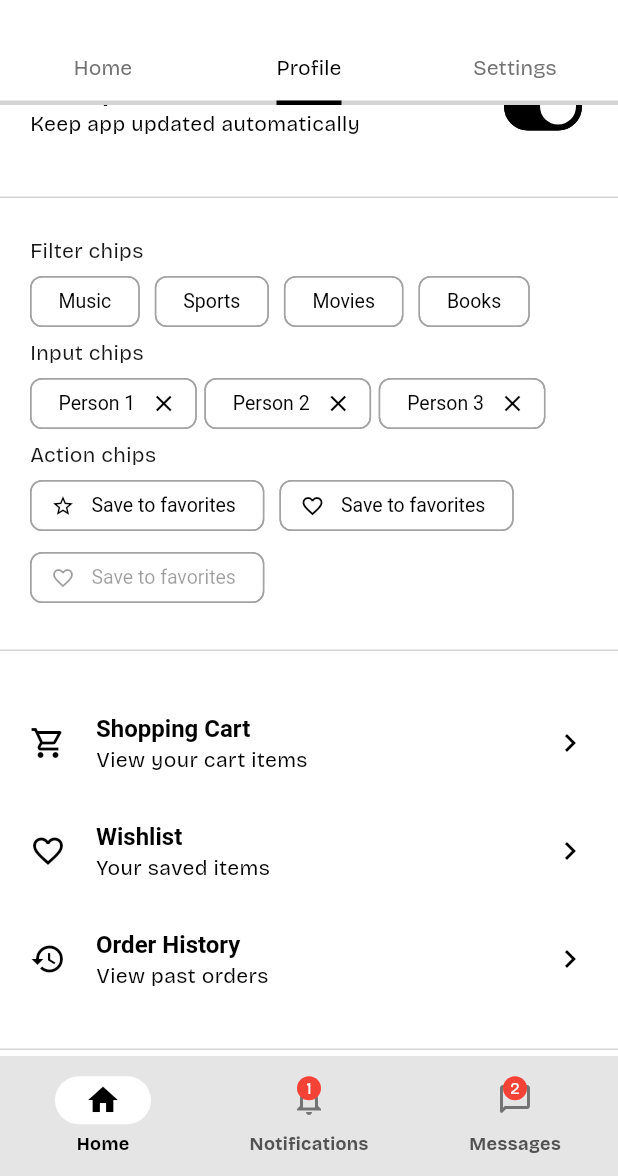
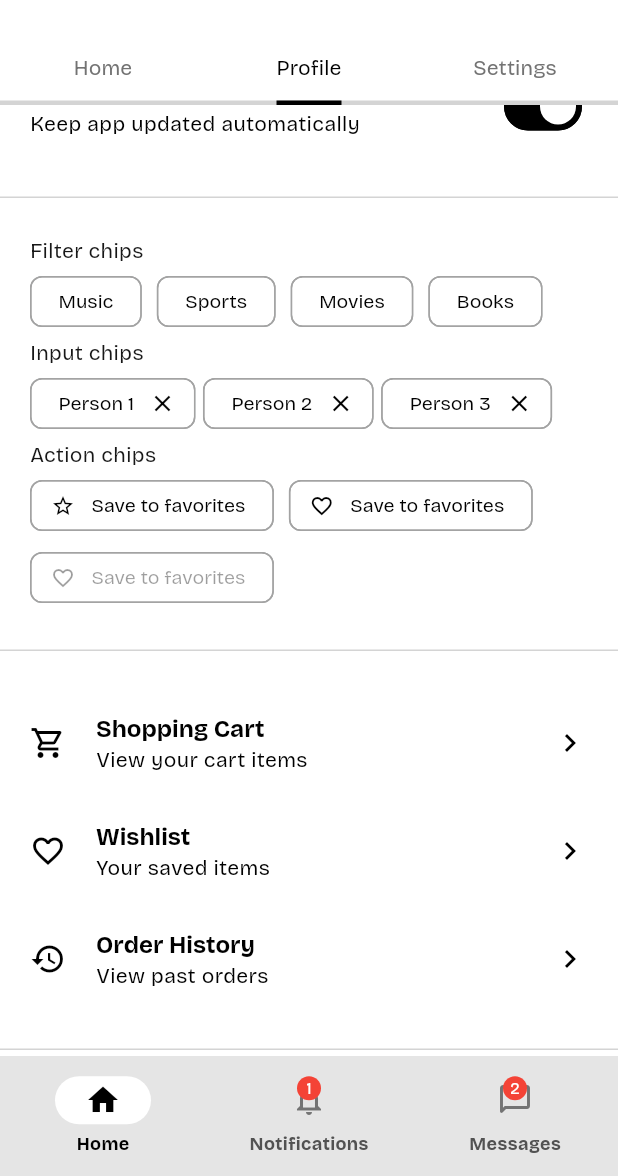
Before and after one commit to carllosnc/fabric, a Flutter app: the screen it shows after launch, scrolled down 1152 dp, on a phone screen of 412 x 824 dp, the part 60-1236 px from its top. Run offline on Flutter 3.47's test engine with Material 3 defaults, Android fonts, the phone set to English and light mode, and no system bars; project files that could hold a hidden picture were left out.

Commit message:
Refactor text styles in dark and light themes to include font family parameter

```diff
--- a/lib/dark_theme.dart
+++ b/lib/dark_theme.dart
@@ -33,21 +33,21 @@ neutralDarkTheme({
     /*--- TEXT ---*/
 
     textTheme: TextTheme(
-      displayLarge: TextStyle(color: neutralColor.shade100),
-      displayMedium: TextStyle(color: neutralColor.shade100),
-      displaySmall: TextStyle(color: neutralColor.shade100),
-      headlineLarge: TextStyle(color: neutralColor.shade100),
-      headlineMedium: TextStyle(color: neutralColor.shade100),
-      headlineSmall: TextStyle(color: neutralColor.shade100),
-      titleLarge: TextStyle(color: neutralColor.shade100),
-      titleMedium: TextStyle(color: neutralColor.shade100),
-      titleSmall: TextStyle(color: neutralColor.shade100),
-      bodyLarge: TextStyle(color: neutralColor.shade100),
-      bodyMedium: TextStyle(color: neutralColor.shade100),
-      labelLarge: TextStyle(color: neutralColor.shade100),
-      bodySmall: TextStyle(color: neutralColor.shade100),
-      labelMedium: TextStyle(color: neutralColor.shade100),
-      labelSmall: TextStyle(color: neutralColor.shade100),
+      displayLarge: TextStyle(color: neutralColor.shade100, fontFamily: fontFamily),
+      displayMedium: TextStyle(color: neutralColor.shade100, fontFamily: fontFamily),
+      displaySmall: TextStyle(color: neutralColor.shade100, fontFamily: fontFamily),
+      headlineLarge: TextStyle(color: neutralColor.shade100, fontFamily: fontFamily),
+      headlineMedium: TextStyle(color: neutralColor.shade100, fontFamily: fontFamily),
+      headlineSmall: TextStyle(color: neutralColor.shade100, fontFamily: fontFamily),
+      titleLarge: TextStyle(color: neutralColor.shade100, fontFamily: fontFamily),
+      titleMedium: TextStyle(color: neutralColor.shade100, fontFamily: fontFamily),
+      titleSmall: TextStyle(color: neutralColor.shade100, fontFamily: fontFamily),
+      bodyLarge: TextStyle(color: neutralColor.shade100, fontFamily: fontFamily),
+      bodyMedium: TextStyle(color: neutralColor.shade100, fontFamily: fontFamily),
+      labelLarge: TextStyle(color: neutralColor.shade100, fontFamily: fontFamily),
+      bodySmall: TextStyle(color: neutralColor.shade100, fontFamily: fontFamily),
+      labelMedium: TextStyle(color: neutralColor.shade100, fontFamily: fontFamily),
+      labelSmall: TextStyle(color: neutralColor.shade100, fontFamily: fontFamily),
     ),
 
     /*--- ELEVATED BUTTON ---*/
@@ -209,7 +209,8 @@ neutralDarkTheme({
         horizontal: 20,
         vertical: 0,
       ),
-      titleTextStyle: const TextStyle(
+      titleTextStyle: TextStyle(
+        fontFamily: fontFamily,
         fontWeight: FontWeight.bold,
         fontSize: 16,
       ),
@@ -252,13 +253,9 @@ neutralDarkTheme({
       ),
       elevation: 0,
       secondarySelectedColor: Colors.grey.shade800,
-      secondaryLabelStyle: const TextStyle(
-        fontSize: 13,
-        fontWeight: FontWeight.bold,
-        color: Colors.white,
-      ),
       selectedColor: Colors.grey.shade800,
-      labelStyle: const TextStyle(
+      labelStyle: TextStyle(
+        fontFamily: fontFamily,
         fontSize: 13,
         color: Colors.white,
       ),
@@ -267,7 +264,10 @@ neutralDarkTheme({
     /*--- TOOLTIP ---*/
 
     tooltipTheme: TooltipThemeData(
-      textStyle: TextStyle(color: neutralColor.shade900),
+      textStyle: TextStyle(
+        fontFamily: fontFamily,
+        color: Colors.black,
+      ),
       decoration: BoxDecoration(
         color: Colors.grey.shade300,
         borderRadius: BorderRadius.circular(6),
@@ -280,13 +280,15 @@ neutralDarkTheme({
       color: Colors.grey.shade800,
       elevation: 0,
       labelTextStyle: WidgetStateProperty.all(
-        const TextStyle(
+        TextStyle(
+          fontFamily: fontFamily,
           fontWeight: FontWeight.bold,
           color: Colors.white,
           fontSize: 14,
         ),
       ),
       textStyle: TextStyle(
+        fontFamily: fontFamily,
         fontWeight: FontWeight.bold,
         color: neutralColor.shade900,
         fontSize: 16,
@@ -334,10 +336,10 @@ neutralDarkTheme({
 
     inputDecorationTheme: InputDecorationTheme(
       /* Label and hint */
-      labelStyle: TextStyle(color: Colors.white),
-      hintStyle: TextStyle(color: neutralColor.shade500),
-      errorStyle: TextStyle(color: Colors.red.shade200),
-      helperStyle: TextStyle(color: neutralColor.shade600),
+      labelStyle: TextStyle(color: Colors.white, fontFamily: fontFamily),
+      hintStyle: TextStyle(color: neutralColor.shade500, fontFamily: fontFamily),
+      errorStyle: TextStyle(color: Colors.red.shade200, fontFamily: fontFamily),
+      helperStyle: TextStyle(color: neutralColor.shade600, fontFamily: fontFamily),
 
       /* padding */
       contentPadding: const EdgeInsets.symmetric(horizontal: 20, vertical: 10),
@@ -379,12 +381,14 @@ neutralDarkTheme({
       barrierColor: neutralColor.shade600.withValues(alpha: 0.7),
       surfaceTintColor: neutralColor.shade900,
       elevation: 0,
-      titleTextStyle: const TextStyle(
+      titleTextStyle: TextStyle(
+        fontFamily: fontFamily,
         fontWeight: FontWeight.bold,
         color: Colors.white,
         fontSize: 16,
       ),
       contentTextStyle: TextStyle(
+        fontFamily: fontFamily,
         fontWeight: FontWeight.normal,
         color: neutralColor.shade400,
         fontSize: 16,
@@ -405,7 +409,8 @@ neutralDarkTheme({
       unselectedItemColor: neutralColor.shade500,
       showUnselectedLabels: true,
       showSelectedLabels: true,
-      selectedLabelStyle: const TextStyle(
+      selectedLabelStyle: TextStyle(
+        fontFamily: fontFamily,
         color: Colors.white,
         fontWeight: FontWeight.bold,
       ),
@@ -413,6 +418,7 @@ neutralDarkTheme({
         color: Colors.white,
       ),
       unselectedLabelStyle: TextStyle(
+        fontFamily: fontFamily,
         color: neutralColor.shade500,
       ),
       unselectedIconTheme: IconThemeData(
@@ -439,7 +445,8 @@ neutralDarkTheme({
 
     sliderTheme: SliderThemeData(
       valueIndicatorColor: Colors.white,
-      valueIndicatorTextStyle: const TextStyle(
+      valueIndicatorTextStyle: TextStyle(
+        fontFamily: fontFamily,
         fontWeight: FontWeight.bold,
         color: Colors.black,
         fontSize: 12,
@@ -597,16 +604,19 @@ neutralDarkTheme({
       headerBackgroundColor: Colors.black,
       headerForegroundColor: Colors.white,
       headerHeadlineStyle: TextStyle(
+        fontFamily: fontFamily,
         foreground: Paint()..color = Colors.white,
         fontSize: 20,
         fontWeight: FontWeight.bold,
       ),
       headerHelpStyle: TextStyle(
+        fontFamily: fontFamily,
         color: Colors.white,
       ),
       rangePickerBackgroundColor: Colors.black,
       rangePickerSurfaceTintColor: Colors.black,
       rangePickerHeaderHeadlineStyle: TextStyle(
+        fontFamily: fontFamily,
         foreground: Paint()..color = Colors.white,
         fontSize: 20,
         fontWeight: FontWeight.bold,
@@ -634,12 +644,13 @@ neutralDarkTheme({
         return Colors.white;
       }),
       weekdayStyle: TextStyle(
+        fontFamily: fontFamily,
         fontWeight: FontWeight.bold,
         color: Colors.white,
       ),
     ),
 
-    /*--- SEGMENTEDBUTTON ---*/
+    /*--- SEGMENTED BUTTON ---*/
 
     segmentedButtonTheme: SegmentedButtonThemeData(
       style: ButtonStyle(
@@ -647,11 +658,13 @@ neutralDarkTheme({
         surfaceTintColor: WidgetStateProperty.all(Colors.black),
         textStyle: WidgetStateProperty.resolveWith<TextStyle>((Set<WidgetState> states) {
           if (states.contains(WidgetState.selected)) {
-            return const TextStyle(
+            return TextStyle(
+              fontFamily: fontFamily,
               fontWeight: FontWeight.bold,
             );
           }
           return TextStyle(
+            fontFamily: fontFamily,
             fontWeight: FontWeight.normal,
           );
         }),
@@ -743,7 +756,8 @@ neutralDarkTheme({
       disabledActionTextColor: neutralColor.shade500,
       actionBackgroundColor: neutralColor.shade300,
       closeIconColor: Colors.black,
-      contentTextStyle: const TextStyle(
+      contentTextStyle: TextStyle(
+        fontFamily: fontFamily,
         color: Colors.black,
       ),
       elevation: 0,
@@ -872,12 +886,14 @@ neutralDarkTheme({
         (Set<WidgetState> states) {
           if (states.contains(WidgetState.selected)) {
             return TextStyle(
+              fontFamily: fontFamily,
               fontSize: 12,
               fontWeight: FontWeight.bold,
               color: Colors.white,
             );
           }
           return TextStyle(
+            fontFamily: fontFamily,
             fontSize: 12,
             fontWeight: FontWeight.bold,
             color: neutralColor.shade500,
--- a/lib/light_theme.dart
+++ b/lib/light_theme.dart
@@ -33,21 +33,21 @@ neutralLightTheme({
     /*--- TEXT ---*/
 
     textTheme: TextTheme(
-      displayLarge: TextStyle(color: neutralColor.shade900),
-      displayMedium: TextStyle(color: neutralColor.shade900),
-      displaySmall: TextStyle(color: neutralColor.shade900),
-      headlineLarge: TextStyle(color: neutralColor.shade900),
-      headlineMedium: TextStyle(color: neutralColor.shade900),
-      headlineSmall: TextStyle(color: neutralColor.shade900),
-      titleLarge: TextStyle(color: neutralColor.shade900),
-      titleMedium: TextStyle(color: neutralColor.shade900),
-      titleSmall: TextStyle(color: neutralColor.shade900),
-      bodyLarge: TextStyle(color: neutralColor.shade900),
-      bodyMedium: TextStyle(color: neutralColor.shade900),
-      labelLarge: TextStyle(color: neutralColor.shade900),
-      bodySmall: TextStyle(color: neutralColor.shade900),
-      labelMedium: TextStyle(color: neutralColor.shade900),
-      labelSmall: TextStyle(color: neutralColor.shade900),
+      displayLarge: TextStyle(color: neutralColor.shade900, fontFamily: fontFamily),
+      displayMedium: TextStyle(color: neutralColor.shade900, fontFamily: fontFamily),
+      displaySmall: TextStyle(color: neutralColor.shade900, fontFamily: fontFamily),
+      headlineLarge: TextStyle(color: neutralColor.shade900, fontFamily: fontFamily),
+      headlineMedium: TextStyle(color: neutralColor.shade900, fontFamily: fontFamily),
+      headlineSmall: TextStyle(color: neutralColor.shade900, fontFamily: fontFamily),
+      titleLarge: TextStyle(color: neutralColor.shade900, fontFamily: fontFamily),
+      titleMedium: TextStyle(color: neutralColor.shade900, fontFamily: fontFamily),
+      titleSmall: TextStyle(color: neutralColor.shade900, fontFamily: fontFamily),
+      bodyLarge: TextStyle(color: neutralColor.shade900, fontFamily: fontFamily),
+      bodyMedium: TextStyle(color: neutralColor.shade900, fontFamily: fontFamily),
+      labelLarge: TextStyle(color: neutralColor.shade900, fontFamily: fontFamily),
+      bodySmall: TextStyle(color: neutralColor.shade900, fontFamily: fontFamily),
+      labelMedium: TextStyle(color: neutralColor.shade900, fontFamily: fontFamily),
+      labelSmall: TextStyle(color: neutralColor.shade900, fontFamily: fontFamily),
     ),
 
     /*--- ELEVATED BUTTON ---*/
@@ -209,7 +209,8 @@ neutralLightTheme({
         horizontal: 20,
         vertical: 0,
       ),
-      titleTextStyle: const TextStyle(
+      titleTextStyle: TextStyle(
+        fontFamily: fontFamily,
         fontWeight: FontWeight.bold,
         fontSize: 16,
       ),
@@ -259,7 +260,8 @@ neutralLightTheme({
       elevation: 0,
       secondarySelectedColor: Colors.grey.shade300,
       selectedColor: Colors.grey.shade300,
-      labelStyle: const TextStyle(
+      labelStyle: TextStyle(
+        fontFamily: fontFamily,
         fontSize: 13,
         color: Colors.black,
       ),
@@ -268,7 +270,10 @@ neutralLightTheme({
     /*--- TOOLTIP ---*/
 
     tooltipTheme: TooltipThemeData(
-      textStyle: const TextStyle(color: Colors.white),
+      textStyle: TextStyle(
+        fontFamily: fontFamily,
+        color: Colors.white,
+      ),
       decoration: BoxDecoration(
         color: Colors.grey.shade600,
         borderRadius: BorderRadius.circular(6),
@@ -281,13 +286,15 @@ neutralLightTheme({
       color: Colors.grey.shade300,
       elevation: 0,
       labelTextStyle: WidgetStateProperty.all(
-        const TextStyle(
+        TextStyle(
+          fontFamily: fontFamily,
           fontWeight: FontWeight.bold,
           color: Colors.black,
           fontSize: 14,
         ),
       ),
-      textStyle: const TextStyle(
+      textStyle: TextStyle(
+        fontFamily: fontFamily,
         fontWeight: FontWeight.bold,
         color: Colors.white,
         fontSize: 16,
@@ -335,10 +342,10 @@ neutralLightTheme({
 
     inputDecorationTheme: InputDecorationTheme(
       /* Label and hint */
-      labelStyle: TextStyle(color: neutralColor.shade900),
-      hintStyle: TextStyle(color: neutralColor.shade500),
-      errorStyle: TextStyle(color: Colors.red),
-      helperStyle: TextStyle(color: neutralColor.shade500),
+      labelStyle: TextStyle(color: neutralColor.shade900, fontFamily: fontFamily),
+      hintStyle: TextStyle(color: neutralColor.shade500, fontFamily: fontFamily),
+      errorStyle: TextStyle(color: Colors.red, fontFamily: fontFamily),
+      helperStyle: TextStyle(color: neutralColor.shade500, fontFamily: fontFamily),
 
       /* padding */
       contentPadding: const EdgeInsets.symmetric(horizontal: 20, vertical: 10),
@@ -382,12 +389,14 @@ neutralLightTheme({
     dialogTheme: DialogTheme(
       surfaceTintColor: Colors.white,
       elevation: 0,
-      titleTextStyle: const TextStyle(
+      titleTextStyle: TextStyle(
+        fontFamily: fontFamily,
         fontWeight: FontWeight.bold,
         color: Colors.black,
         fontSize: 16,
       ),
       contentTextStyle: TextStyle(
+        fontFamily: fontFamily,
         fontWeight: FontWeight.normal,
         color: neutralColor.shade700,
         fontSize: 16,
@@ -408,7 +417,8 @@ neutralLightTheme({
       unselectedItemColor: neutralColor.shade700,
       showUnselectedLabels: true,
       showSelectedLabels: true,
-      selectedLabelStyle: const TextStyle(
+      selectedLabelStyle: TextStyle(
+        fontFamily: fontFamily,
         color: Colors.black,
         fontWeight: FontWeight.bold,
       ),
@@ -416,6 +426,7 @@ neutralLightTheme({
         color: Colors.black,
       ),
       unselectedLabelStyle: TextStyle(
+        fontFamily: fontFamily,
         color: neutralColor.shade500,
       ),
       unselectedIconTheme: IconThemeData(
@@ -441,7 +452,8 @@ neutralLightTheme({
 
     sliderTheme: SliderThemeData(
       valueIndicatorColor: Colors.black,
-      valueIndicatorTextStyle: const TextStyle(
+      valueIndicatorTextStyle: TextStyle(
+        fontFamily: fontFamily,
         fontWeight: FontWeight.bold,
         color: Colors.white,
         fontSize: 12,
@@ -596,16 +608,19 @@ neutralLightTheme({
       headerBackgroundColor: Colors.white,
       headerForegroundColor: Colors.black,
       headerHeadlineStyle: TextStyle(
+        fontFamily: fontFamily,
         foreground: Paint()..color = Colors.black,
         fontSize: 20,
         fontWeight: FontWeight.bold,
       ),
       headerHelpStyle: TextStyle(
+        fontFamily: fontFamily,
         color: Colors.black,
       ),
       rangePickerBackgroundColor: Colors.white,
       rangePickerSurfaceTintColor: Colors.white,
       rangePickerHeaderHeadlineStyle: TextStyle(
+        fontFamily: fontFamily,
         foreground: Paint()..color = Colors.black,
         fontSize: 20,
         fontWeight: FontWeight.bold,
@@ -631,6 +646,7 @@ neutralLightTheme({
         return Colors.black;
       }),
       weekdayStyle: TextStyle(
+        fontFamily: fontFamily,
         fontWeight: FontWeight.bold,
         color: Colors.black,
       ),
@@ -644,11 +660,13 @@ neutralLightTheme({
         surfaceTintColor: WidgetStateProperty.all(Colors.white),
         textStyle: WidgetStateProperty.resolveWith<TextStyle>((Set<WidgetState> states) {
           if (states.contains(WidgetState.selected)) {
-            return const TextStyle(
+            return TextStyle(
+              fontFamily: fontFamily,
               fontWeight: FontWeight.bold,
             );
           }
-          return const TextStyle(
+          return TextStyle(
+            fontFamily: fontFamily,
             fontWeight: FontWeight.normal,
           );
         }),
@@ -740,7 +758,8 @@ neutralLightTheme({
       disabledActionTextColor: neutralColor.shade400,
       actionBackgroundColor: neutralColor.shade700,
       closeIconColor: Colors.white,
-      contentTextStyle: const TextStyle(
+      contentTextStyle: TextStyle(
+        fontFamily: fontFamily,
         color: Colors.white,
       ),
       elevation: 0,
@@ -867,12 +886,14 @@ neutralLightTheme({
         (Set<WidgetState> states) {
           if (states.contains(WidgetState.selected)) {
             return TextStyle(
+              fontFamily: fontFamily,
               fontSize: 12,
               fontWeight: FontWeight.bold,
               color: Colors.black,
             );
           }
           return TextStyle(
+            fontFamily: fontFamily,
             fontSize: 12,
             fontWeight: FontWeight.bold,
             color: neutralColor.shade600,
```
